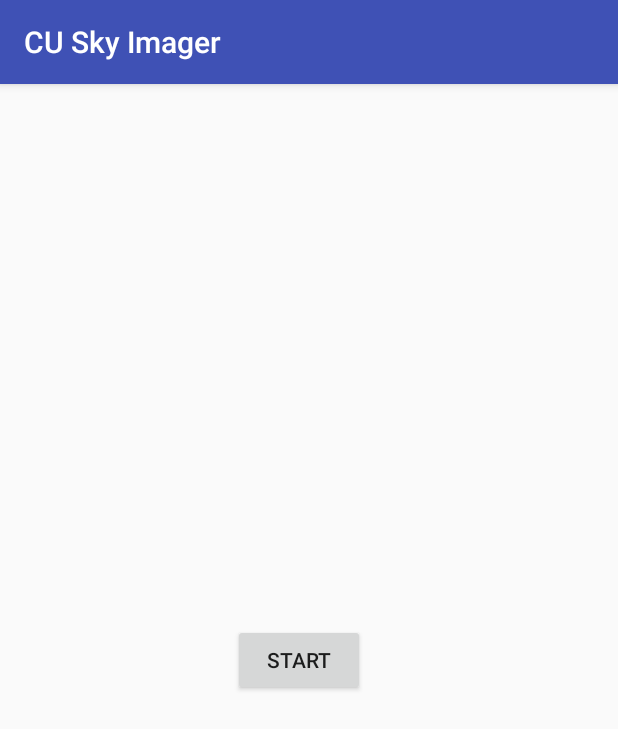
After one commit to CUSkyImagingApp/AndroidApp, an Android app: the MainScreen screen opened directly, with no data from a screen before it, on a phone screen of 412 x 824 dp. The commit adds this screen. Shown: the top 729 px of the screen. Run offline under Robolectric (Android 15) with nearby library versions, the phone set to English and light mode, and no system bars.

Commit message:
basis of start screen

```diff
--- a/CUSkyImager/app/build.gradle
+++ b/CUSkyImager/app/build.gradle
@@ -26,5 +26,6 @@ dependencies {
     })
     compile 'com.android.support:appcompat-v7:25.2.0'
     compile 'com.android.support:design:25.2.0'
+    compile 'com.android.support.constraint:constraint-layout:1.0.2'
     testCompile 'junit:junit:4.12'
 }
--- a/CUSkyImager/app/src/main/AndroidManifest.xml
+++ b/CUSkyImager/app/src/main/AndroidManifest.xml
@@ -1,6 +1,7 @@
 <?xml version="1.0" encoding="utf-8"?>
 <manifest xmlns:android="http://schemas.android.com/apk/res/android"
     package="edu.colorado.cet.cuskyimager">
+
     <uses-permission android:name="android.permission.CAMERA" />
     <uses-permission android:name="android.permission.ACCESS_FINE_LOCATION" />
     <uses-permission android:name="android.permission.ACCESS_WIFI_STATE" />
@@ -25,6 +26,7 @@
                 <category android:name="android.intent.category.LAUNCHER" />
             </intent-filter>
         </activity>
+        <activity android:name=".MainScreen"></activity>
     </application>
 
 </manifest>
--- /dev/null
+++ b/CUSkyImager/app/src/main/java/edu/colorado/cet/cuskyimager/MainScreen.java
@@ -0,0 +1,13 @@
+package edu.colorado.cet.cuskyimager;
+
+import android.support.v7.app.AppCompatActivity;
+import android.os.Bundle;
+
+public class MainScreen extends AppCompatActivity {
+
+    @Override
+    protected void onCreate(Bundle savedInstanceState) {
+        super.onCreate(savedInstanceState);
+        setContentView(R.layout.activity_main_screen);
+    }
+}
--- /dev/null
+++ b/CUSkyImager/app/src/main/res/layout/activity_main_screen.xml
@@ -0,0 +1,21 @@
+<?xml version="1.0" encoding="utf-8"?>
+<android.support.constraint.ConstraintLayout xmlns:android="http://schemas.android.com/apk/res/android"
+    xmlns:app="http://schemas.android.com/apk/res-auto"
+    xmlns:tools="http://schemas.android.com/tools"
+    android:layout_width="match_parent"
+    android:layout_height="match_parent"
+    tools:context="edu.colorado.cet.cuskyimager.MainScreen">
+
+
+    <Button
+        android:id="@+id/button"
+        android:layout_width="wrap_content"
+        android:layout_height="wrap_content"
+        android:text="Start"
+        app:layout_constraintRight_toRightOf="parent"
+        app:layout_constraintLeft_toLeftOf="parent"
+        app:layout_constraintHorizontal_bias="0.479"
+        app:layout_constraintBottom_toBottomOf="parent"
+        app:layout_constraintTop_toTopOf="parent" />
+
+</android.support.constraint.ConstraintLayout>
--- a/CUSkyImager/app/src/main/res/values/strings.xml
+++ b/CUSkyImager/app/src/main/res/values/strings.xml
@@ -1,4 +1,5 @@
 <resources>
     <string name="app_name">CU Sky Imager</string>
     <string name="action_settings">Settings</string>
+    <string name="title_activity_start_button_page">start_button_page</string>
 </resources>
```
